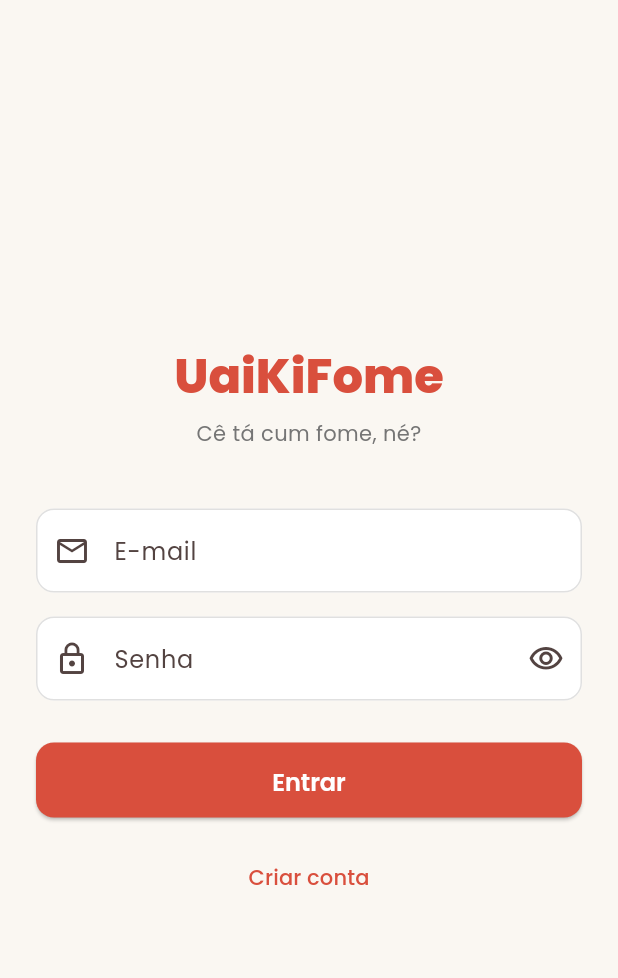
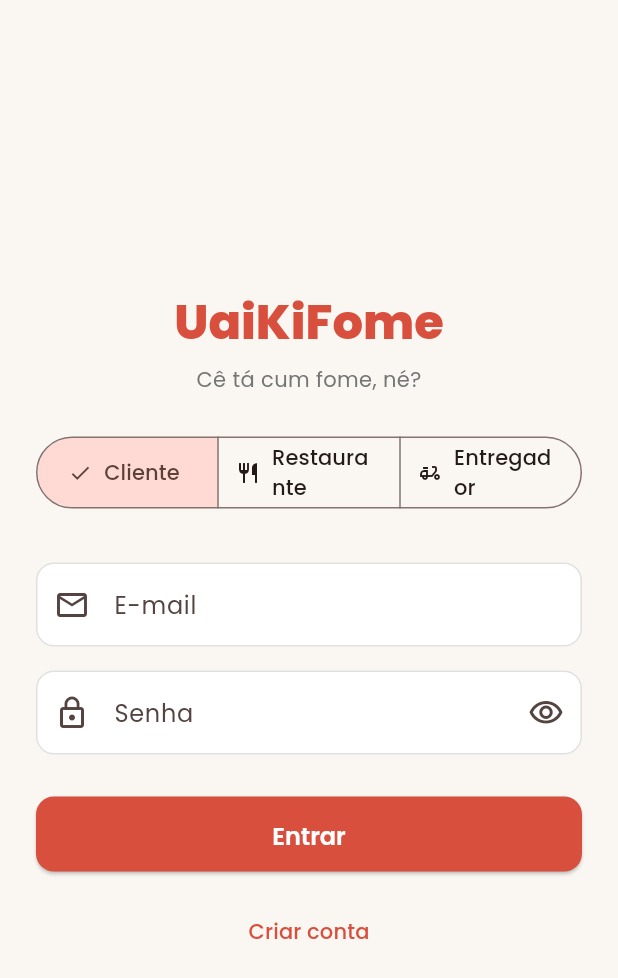
Before and after one commit to ArlindoSPJr/UaiKiFome, a Flutter app: the screen it shows after launch, on a phone screen of 412 x 824 dp. Shown: the top 978 px of the screen. Run offline on Flutter 3.47's test engine with Material 3 defaults, Android fonts, the phone set to English and light mode, and no system bars; our stand-ins replace dio, google_fonts, shared_preferences; accounts and stored records are empty.

Commit message:
feat: add role tabs to LoginScreen
- Add SegmentedButton for client/restaurant/delivery role selection
- Display dynamic subtitle based on selected role
- Validate user role matches selected role post-login
- Logout if roles don't match with appropriate error message

```diff
--- a/flutter_app/lib/features/auth/login_screen.dart
+++ b/flutter_app/lib/features/auth/login_screen.dart
@@ -1,5 +1,6 @@
 import 'package:flutter/material.dart';
 import 'package:provider/provider.dart';
+import '../../core/models/user.dart';
 import '../../shared/theme/app_theme.dart';
 import 'auth_provider.dart';
 import 'signup_screen.dart';
@@ -16,6 +17,19 @@ class _LoginScreenState extends State<LoginScreen> {
   final _emailCtrl = TextEditingController();
   final _passwordCtrl = TextEditingController();
   bool _obscurePassword = true;
+  UserRole _selectedRole = UserRole.client;
+
+  static const _roleLabels = {
+    UserRole.client: 'Cliente',
+    UserRole.restaurant: 'Restaurante',
+    UserRole.delivery: 'Entregador',
+  };
+
+  static const _roleSubtitles = {
+    UserRole.client: 'Cê tá cum fome, né?',
+    UserRole.restaurant: 'Bora gerenciar seu restaurante!',
+    UserRole.delivery: 'Partiu fazer entrega!',
+  };
 
   @override
   void dispose() {
@@ -35,9 +49,19 @@ class _LoginScreenState extends State<LoginScreen> {
           backgroundColor: urucum,
         ),
       );
+      return;
     }
-    // On success, AuthGate (Consumer<AuthProvider>) will rebuild and show the
-    // logged-in screen automatically — no explicit navigation needed here.
+    if (auth.user!.role != _selectedRole) {
+      ScaffoldMessenger.of(context).showSnackBar(
+        SnackBar(
+          content: Text(
+            'Esta conta não é de um ${_roleLabels[_selectedRole]!.toLowerCase()}.',
+          ),
+          backgroundColor: urucum,
+        ),
+      );
+      await auth.logout();
+    }
   }
 
   @override
@@ -54,31 +78,54 @@ class _LoginScreenState extends State<LoginScreen> {
                   child: Column(
                     crossAxisAlignment: CrossAxisAlignment.stretch,
                     children: [
-                      // Logo / title area
                       const SizedBox(height: 16),
                       Text(
                         'UaiKiFome',
                         textAlign: TextAlign.center,
-                        style: Theme.of(context)
-                            .textTheme
-                            .headlineLarge
-                            ?.copyWith(
+                        style: Theme.of(context).textTheme.headlineLarge?.copyWith(
                               color: urucum,
                               fontWeight: FontWeight.w800,
                             ),
                       ),
                       const SizedBox(height: 8),
                       Text(
-                        'Cê tá cum fome, né?',
+                        _roleSubtitles[_selectedRole]!,
                         textAlign: TextAlign.center,
                         style: Theme.of(context)
                             .textTheme
                             .bodyMedium
                             ?.copyWith(color: textMuted),
                       ),
-                      const SizedBox(height: 40),
+                      const SizedBox(height: 24),
 
-                      // Email field
+                      // Role tabs
+                      SegmentedButton<UserRole>(
+                        segments: const [
+                          ButtonSegment(
+                            value: UserRole.client,
+                            label: Text('Cliente'),
+                            icon: Icon(Icons.person_outline),
+                          ),
+                          ButtonSegment(
+                            value: UserRole.restaurant,
+                            label: Text('Restaurante'),
+                            icon: Icon(Icons.restaurant_outlined),
+                          ),
+                          ButtonSegment(
+                            value: UserRole.delivery,
+                            label: Text('Entregador'),
+                            icon: Icon(Icons.delivery_dining_outlined),
+                          ),
+                        ],
+                        selected: {_selectedRole},
+                        onSelectionChanged: (set) =>
+                            setState(() => _selectedRole = set.first),
+                        style: ButtonStyle(
+                          iconSize: const WidgetStatePropertyAll(16),
+                        ),
+                      ),
+                      const SizedBox(height: 32),
+
                       TextFormField(
                         controller: _emailCtrl,
                         keyboardType: TextInputType.emailAddress,
@@ -88,16 +135,13 @@ class _LoginScreenState extends State<LoginScreen> {
                           prefixIcon: Icon(Icons.email_outlined),
                         ),
                         validator: (v) {
-                          if (v == null || v.trim().isEmpty) {
-                            return 'Informe seu e-mail.';
-                          }
+                          if (v == null || v.trim().isEmpty) return 'Informe seu e-mail.';
                           if (!v.contains('@')) return 'E-mail inválido.';
                           return null;
                         },
                       ),
                       const SizedBox(height: 16),
 
-                      // Password field
                       TextFormField(
                         controller: _passwordCtrl,
                         obscureText: _obscurePassword,
@@ -110,20 +154,17 @@ class _LoginScreenState extends State<LoginScreen> {
                             icon: Icon(_obscurePassword
                                 ? Icons.visibility_outlined
                                 : Icons.visibility_off_outlined),
-                            onPressed: () => setState(
-                                () => _obscurePassword = !_obscurePassword),
+                            onPressed: () =>
+                                setState(() => _obscurePassword = !_obscurePassword),
                           ),
                         ),
                         validator: (v) {
-                          if (v == null || v.isEmpty) {
-                            return 'Informe sua senha.';
-                          }
+                          if (v == null || v.isEmpty) return 'Informe sua senha.';
                           return null;
                         },
                       ),
                       const SizedBox(height: 28),
 
-                      // Entrar button
                       SizedBox(
                         height: 50,
                         child: ElevatedButton(
@@ -142,13 +183,10 @@ class _LoginScreenState extends State<LoginScreen> {
                       ),
                       const SizedBox(height: 16),
 
-                      // Criar conta
                       TextButton(
                         onPressed: () {
                           Navigator.of(context).push(
-                            MaterialPageRoute(
-                              builder: (_) => const SignupScreen(),
-                            ),
+                            MaterialPageRoute(builder: (_) => const SignupScreen()),
                           );
                         },
                         child: const Text('Criar conta'),
```
